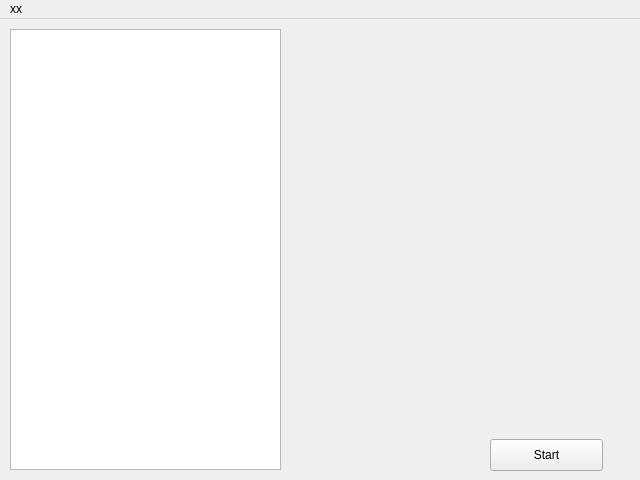
Before: the Qt Designer form HelloWorld.ui in gavinliu/OpenGPD-QT, drawn with Qt 5.
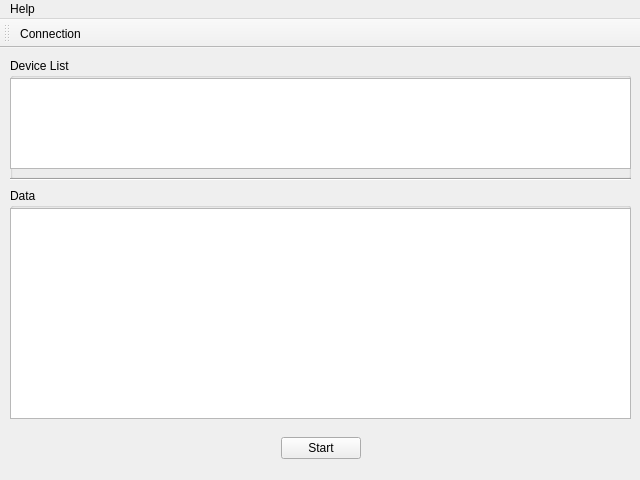
After: the same form once the commit is applied.

Patch:
```diff
--- a/HelloWorld.ui
+++ b/HelloWorld.ui
@@ -14,28 +14,109 @@
    <string>MainWindow</string>
   </property>
   <widget class="QWidget" name="centralwidget">
-   <widget class="QPushButton" name="pushButton">
+   <widget class="QGroupBox" name="groupBox">
     <property name="geometry">
      <rect>
-      <x>490</x>
-      <y>420</y>
-      <width>113</width>
-      <height>32</height>
+      <x>10</x>
+      <y>140</y>
+      <width>621</width>
+      <height>231</height>
      </rect>
     </property>
-    <property name="text">
-     <string>Start</string>
+    <property name="title">
+     <string>Data</string>
     </property>
+    <widget class="QListView" name="listView_2">
+     <property name="geometry">
+      <rect>
+       <x>0</x>
+       <y>20</y>
+       <width>621</width>
+       <height>211</height>
+      </rect>
+     </property>
+    </widget>
    </widget>
-   <widget class="QListView" name="listView">
+   <widget class="QGroupBox" name="groupBox_2">
     <property name="geometry">
      <rect>
       <x>10</x>
       <y>10</y>
-      <width>271</width>
-      <height>441</height>
+      <width>621</width>
+      <height>121</height>
      </rect>
     </property>
+    <property name="title">
+     <string>Device List</string>
+    </property>
+    <widget class="QListView" name="listView">
+     <property name="geometry">
+      <rect>
+       <x>0</x>
+       <y>20</y>
+       <width>621</width>
+       <height>91</height>
+      </rect>
+     </property>
+    </widget>
+   </widget>
+   <widget class="Line" name="line">
+    <property name="geometry">
+     <rect>
+      <x>10</x>
+      <y>130</y>
+      <width>621</width>
+      <height>3</height>
+     </rect>
+    </property>
+    <property name="orientation">
+     <enum>Qt::Horizontal</enum>
+    </property>
+   </widget>
+   <widget class="QWidget" name="horizontalLayoutWidget">
+    <property name="geometry">
+     <rect>
+      <x>10</x>
+      <y>380</y>
+      <width>621</width>
+      <height>41</height>
+     </rect>
+    </property>
+    <layout class="QHBoxLayout" name="horizontalLayout">
+     <item>
+      <spacer name="horizontalSpacer">
+       <property name="orientation">
+        <enum>Qt::Horizontal</enum>
+       </property>
+       <property name="sizeHint" stdset="0">
+        <size>
+         <width>40</width>
+         <height>20</height>
+        </size>
+       </property>
+      </spacer>
+     </item>
+     <item>
+      <widget class="QPushButton" name="pushButton">
+       <property name="text">
+        <string>Start</string>
+       </property>
+      </widget>
+     </item>
+     <item>
+      <spacer name="horizontalSpacer_2">
+       <property name="orientation">
+        <enum>Qt::Horizontal</enum>
+       </property>
+       <property name="sizeHint" stdset="0">
+        <size>
+         <width>40</width>
+         <height>20</height>
+        </size>
+       </property>
+      </spacer>
+     </item>
+    </layout>
    </widget>
   </widget>
   <widget class="QMenuBar" name="menubar">
@@ -44,31 +125,47 @@
      <x>0</x>
      <y>0</y>
      <width>640</width>
-     <height>22</height>
+     <height>24</height>
     </rect>
    </property>
    <widget class="QMenu" name="menuXx">
     <property name="title">
-     <string>xx</string>
+     <string>Help</string>
     </property>
     <addaction name="actionXx"/>
-    <addaction name="actionXx_2"/>
+    <addaction name="separator"/>
+    <addaction name="actionAbout"/>
    </widget>
    <addaction name="menuXx"/>
   </widget>
-  <action name="actionOpen">
-   <property name="text">
-    <string>Open</string>
+  <widget class="QToolBar" name="toolBar">
+   <property name="windowTitle">
+    <string>toolBar</string>
    </property>
-  </action>
+   <attribute name="toolBarArea">
+    <enum>TopToolBarArea</enum>
+   </attribute>
+   <attribute name="toolBarBreak">
+    <bool>false</bool>
+   </attribute>
+   <addaction name="actionConnection"/>
+  </widget>
   <action name="actionXx">
    <property name="text">
-    <string>xx</string>
+    <string>Help ?</string>
    </property>
   </action>
-  <action name="actionXx_2">
+  <action name="actionConnection">
    <property name="text">
-    <string>xx</string>
+    <string>Connection</string>
+   </property>
+   <property name="toolTip">
+    <string>Connection</string>
+   </property>
+  </action>
+  <action name="actionAbout">
+   <property name="text">
+    <string>About</string>
    </property>
   </action>
  </widget>
```
